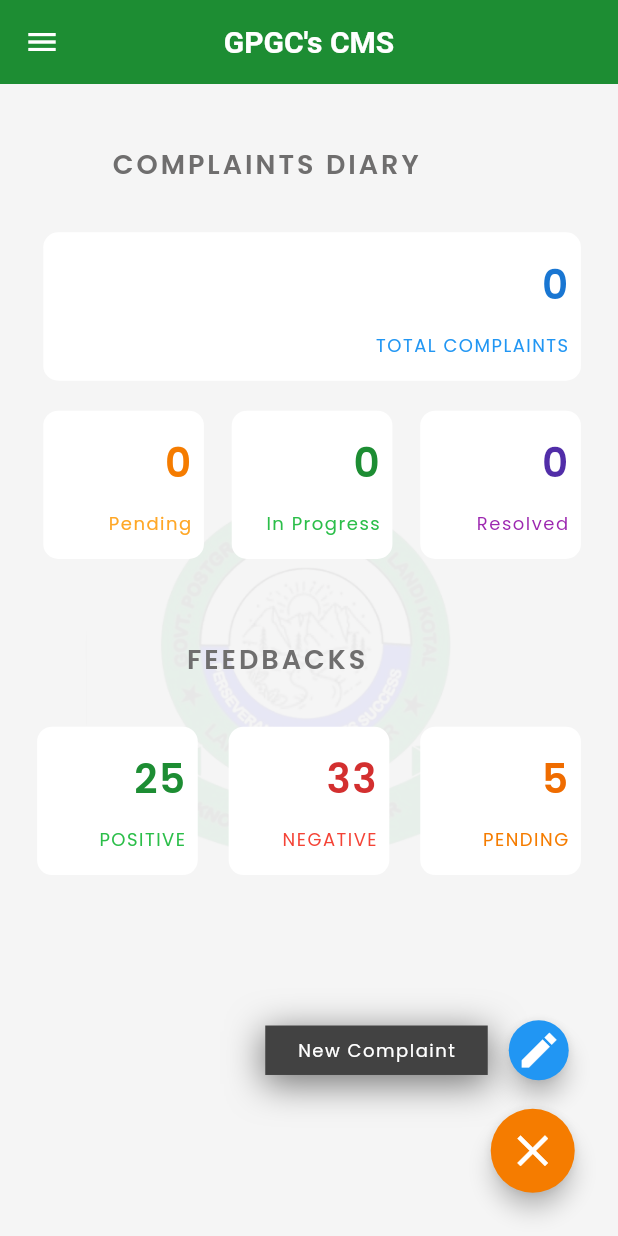
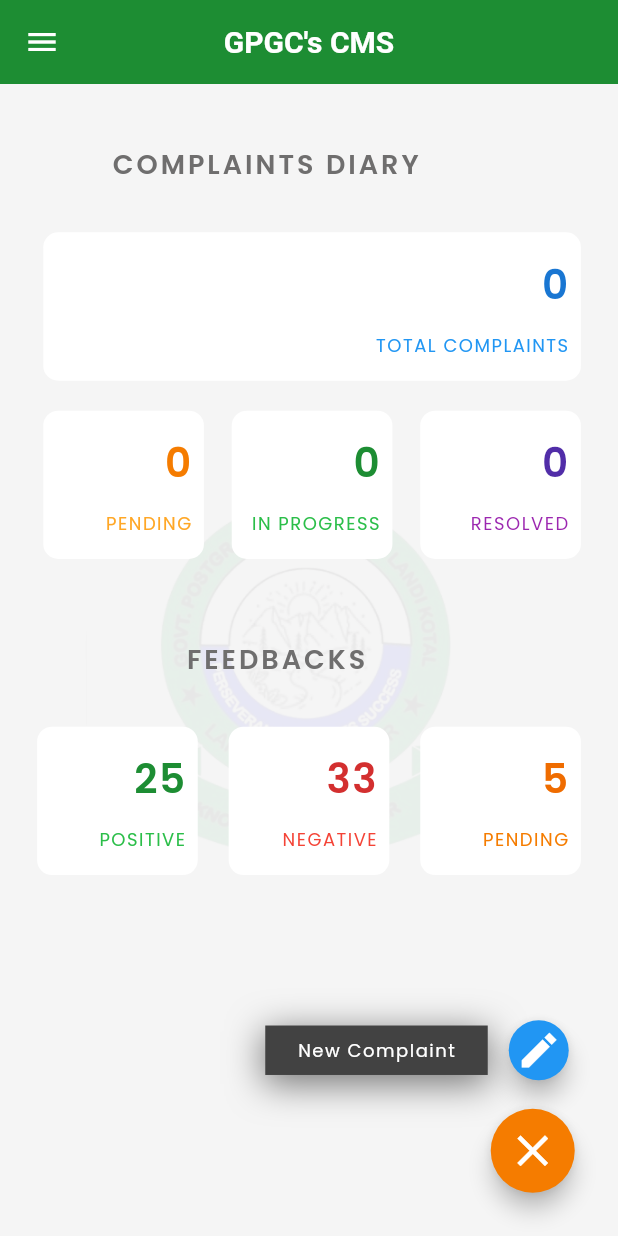
Before and after one commit to mudakkirafridi/fyp-1, a Flutter app: the ComplaintDairyScreen screen opened directly, after a tap on the "add" icon, on a phone screen of 412 x 824 dp. Run offline on Flutter 3.47's test engine with Material 3 defaults, Android fonts, the phone set to English and light mode, and no system bars; our stand-ins replace cloud_firestore, firebase_auth, firebase_core, flutter_native_splash, get, get_storage and 2 more; accounts and stored records are empty; project files that could hold a hidden picture were left out.

Commit message:
done resolve pending etc screen

```diff
--- a/lib/features/complaint/complain_diary_screen.dart
+++ b/lib/features/complaint/complain_diary_screen.dart
@@ -41,46 +41,33 @@ import 'package:firebase_auth/firebase_auth.dart';
 Future<Map<String, int>> fetchComplaintCounts() async {
   try {
     final uid = FirebaseAuth.instance.currentUser?.uid;
-    if (uid == null) return {
-      'total': 0,
-      'Pending': 0,
-      'In Progress': 0,
-      'Resolved': 0,
-    };
+    if (uid == null) return {'total': 0, 'Pending': 0, 'In Progress': 0, 'Resolved': 0};
 
     final snapshot = await FirebaseFirestore.instance
         .collection('complaints')
         .where('uid', isEqualTo: uid)
         .get();
 
+    int total = snapshot.docs.length;
     int pending = 0;
     int inProgress = 0;
     int resolved = 0;
 
     for (var doc in snapshot.docs) {
       final status = doc['status'].toString().toLowerCase();
-      if (status == 'pending') {
-        pending++;
-      } else if (status == 'in progress') {
-        inProgress++;
-      } else if (status == 'resolved') {
-        resolved++;
-      }
+      if (status == 'pending') pending++;
+      else if (status == 'in progress') inProgress++;
+      else if (status == 'resolved') resolved++;
     }
 
     return {
-      'total': snapshot.docs.length,
+      'total': total,
       'Pending': pending,
       'In Progress': inProgress,
       'Resolved': resolved,
     };
   } catch (e) {
     print('Error: $e');
-    return {
-      'total': 0,
-      'Pending': 0,
-      'In Progress': 0,
-      'Resolved': 0,
-    };
+    return {'total': 0, 'Pending': 0, 'In Progress': 0, 'Resolved': 0};
   }
 }
--- a/lib/features/complaint/screen/complaints_screens/complaint_diary/complaint_diary.dart
+++ b/lib/features/complaint/screen/complaints_screens/complaint_diary/complaint_diary.dart
@@ -5,6 +5,7 @@ import 'package:students_complaint_app/features/complaint/complain_diary_screen.
 import 'package:students_complaint_app/features/complaint/controller/complaint_controller/complaint_category_controller/complaint_category_controller.dart';
 import 'package:students_complaint_app/features/complaint/screen/all_compaints_screen/all_complain_screen.dart';
 import 'package:students_complaint_app/features/complaint/screen/complaints_screens/complaint_category_screen/complaint_category1_screen/complaint_category1_screen.dart';
+import 'package:students_complaint_app/features/filtered_complain_screen/filtered_complain_screen.dart';
 import 'package:students_complaint_app/features/profile/screen/app_drawer.dart';
 import 'package:students_complaint_app/utils/constants/colors.dart';
 import 'package:students_complaint_app/utils/constants/image_strings.dart';
@@ -124,6 +125,7 @@ class _ComplaintDairyScreenState extends State<ComplaintDairyScreen> {
                 label: "Pending",
                 color: Colors.orange.shade700,
                 textColor: Colors.orange.shade400,
+
               ),
               _buildCountCard(
                 count: data['In Progress']!,
@@ -360,15 +362,21 @@ class _ComplaintDairyScreenState extends State<ComplaintDairyScreen> {
       ]),
     );
   }
+// Update with actual path
+
 Widget _buildCountCard({
   required int count,
   required String label,
   required Color color,
   required Color textColor,
 }) {
-  return Container(
-    height: MediaQuery.of(context).size.height * 0.12,
-    width: MediaQuery.of(context).size.width * 0.26,
+  return InkWell(
+    onTap: () {
+      Get.to(() => FilteredComplaintsScreen(status: label));
+    },
+    child: Container(
+      height: MediaQuery.of(Get.context!).size.height * 0.12,
+      width: MediaQuery.of(Get.context!).size.width * 0.26,
       decoration: BoxDecoration(
         color: CColors.white,
         borderRadius: BorderRadius.circular(10),
@@ -385,15 +393,19 @@ class _ComplaintDairyScreenState extends State<ComplaintDairyScreen> {
               color: color,
               fontWeight: FontWeight.w600,
             ),
-          SizedBox(height: MediaQuery.of(context).size.height * 0.015),
+            SizedBox(
+              height: MediaQuery.of(Get.context!).size.height * 0.015,
+            ),
             CAppText(
-            text: label,
+              text: label.toUpperCase(),
               color: textColor,
             )
           ],
         ),
       ),
+    ),
   );
 }
 
+
 }
```
Also changed, not shown: lib/features/filtered_complain_screen/filtered_complain_screen.dart (added, +62 -0 lines). Lines whose indentation alone changed are shown as unchanged.
